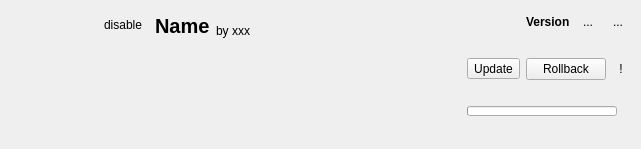
The window that src/ui/localmoditemwidget.ui (kaniol-lck/modmanager) describes before a commit, drawn with Qt 5.
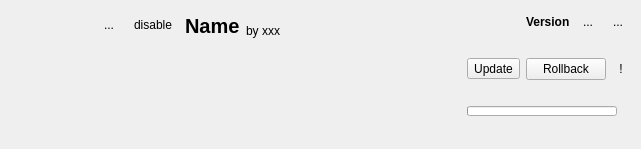
The same window after the commit. Icons and pictures are not drawn.

What changed in the file:
```diff
--- a/src/ui/localmoditemwidget.ui
+++ b/src/ui/localmoditemwidget.ui
@@ -16,6 +16,22 @@
   <layout class="QGridLayout" name="gridLayout">
    <item row="0" column="1" rowspan="2">
     <layout class="QHBoxLayout" name="horizontalLayout_3">
+     <item>
+      <widget class="QToolButton" name="featuredButton">
+       <property name="text">
+        <string>...</string>
+       </property>
+       <property name="icon">
+        <iconset theme="non-starred-symbolic"/>
+       </property>
+       <property name="checkable">
+        <bool>true</bool>
+       </property>
+       <property name="autoRaise">
+        <bool>true</bool>
+       </property>
+      </widget>
+     </item>
      <item>
       <widget class="QToolButton" name="disableButton">
        <property name="text">
```
